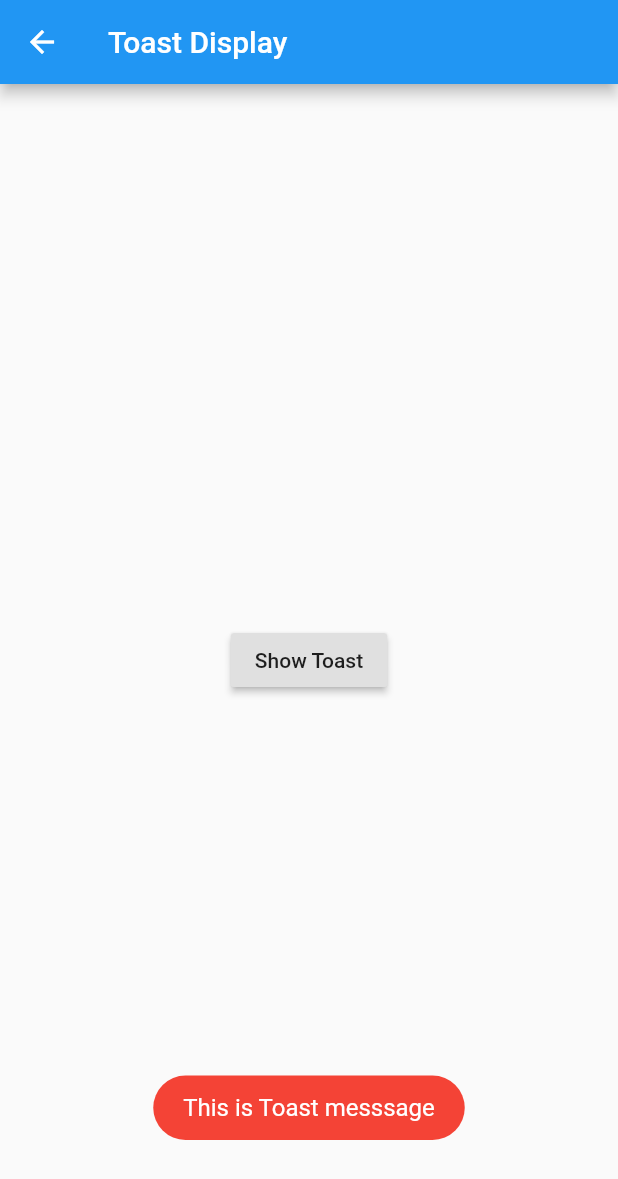
After one commit to Trikcode/Simple-Quiz-App, a Flutter app: the ToastDisplay screen opened directly, after a tap on "Show Toast", on a phone screen of 412 x 824 dp. The commit adds this screen. Shown: the top 1179 px of the screen. Run offline on Flutter 3.47's test engine with Material 2 defaults, Android fonts, the phone set to English and light mode, and no system bars; our stand-ins replace flutter_form_builder, fluttertoast, form_builder_validators; network calls fail.

Commit message:
form and toaster

```diff
--- a/lib/main.dart
+++ b/lib/main.dart
@@ -5,6 +5,9 @@ import 'package:http/http.dart' as http;
 import 'package:quizapp/quiz.dart';
 import 'package:quizapp/retake.dart';
 import 'dart:math';
+import 'package:quizapp/toaster.dart';
+import 'package:quizapp/form.dart';
+
 
 void main() => runApp(MyApp());
 
--- /dev/null
+++ b/lib/toaster.dart
@@ -0,0 +1,36 @@
+import 'package:flutter/material.dart';
+import 'package:fluttertoast/fluttertoast.dart';
+
+class ToastDisplay extends StatefulWidget {
+  @override
+  _ToastDisplayState createState() {
+    return _ToastDisplayState();
+  }
+}
+
+class _ToastDisplayState extends State<ToastDisplay> {
+		@override
+		Widget build(BuildContext context) {
+				return Scaffold(
+						appBar: AppBar(
+								title: Text('Toast Display'),
+						),
+						body: Center(
+								child: RaisedButton(
+										child: Text('Show Toast'),
+										onPressed: () {
+												Fluttertoast.showToast(
+																msg: "This is Toast messsage",
+																toastLength: Toast.LENGTH_SHORT,
+																gravity: ToastGravity.BOTTOM,
+																timeInSecForIosWeb: 1,
+																backgroundColor: Colors.red,
+																textColor: Colors.white,
+																fontSize: 16.0
+												);
+										},
+								),
+						),
+				);
+		}
+}
--- a/pubspec.yaml
+++ b/pubspec.yaml
@@ -24,14 +24,13 @@ dependencies:
 dev_dependencies:
   flutter_test:
     sdk: flutter
-
+fluttertoast: ^8.1.2
 
 # For information on the generic Dart part of this file, see the
 # following page: https://www.dartlang.org/tools/pub/pubspec
 
 # The following section is specific to Flutter.
 flutter:
-
   # The following line ensures that the Material Icons font is
   # included with your application, so that you can use the icons in
   # the material Icons class.
```
Also changed, not shown: lib/form.dart (added, +135 -0 lines).
